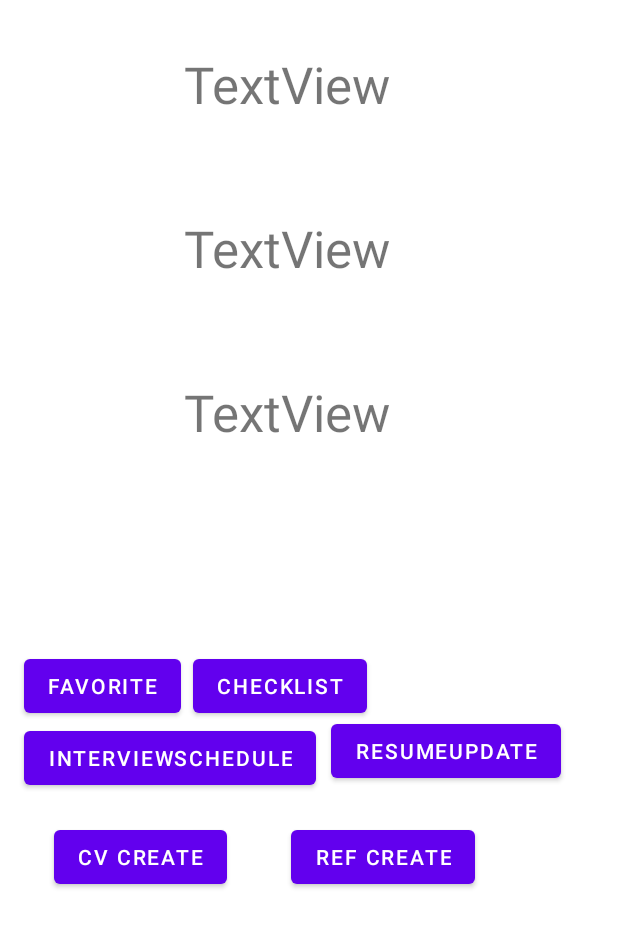
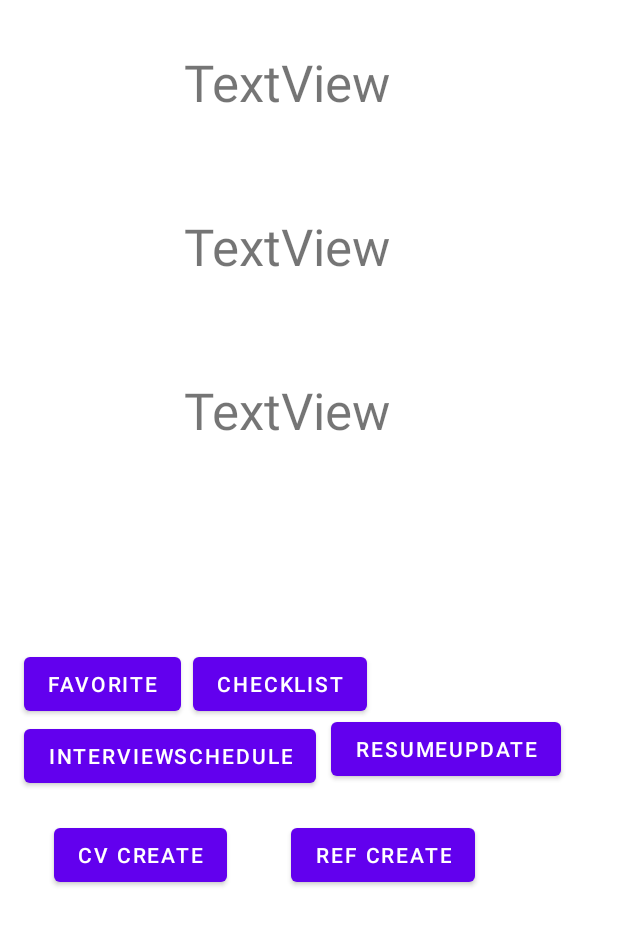
Before and after one commit to Alimalpara/AceIt, an Android app: the layout activity_main.xml on its own in the app's theme, with its tools: preview values and no code run, on a phone screen of 412 x 824 dp. Shown: the top 927 px of the screen. Run offline under Robolectric (Android 15) with nearby library versions, the phone set to English and light mode, and no system bars.

Commit message:
new Commit

```diff
--- a/app/src/main/java/com/android/aceit/Activities/MainActivity.java
+++ b/app/src/main/java/com/android/aceit/Activities/MainActivity.java
@@ -11,11 +11,13 @@ import android.util.Log;
 import android.view.View;
 import android.widget.Button;
 import android.widget.EditText;
+import android.widget.TextView;
 import android.widget.Toast;
 
 import com.android.aceit.Models.ChildData;
 import com.android.aceit.Adapters.MainviewAdapter;
 import com.android.aceit.R;
+import com.google.android.material.appbar.AppBarLayout;
 import com.google.firebase.database.DatabaseReference;
 
 import org.json.JSONException;
--- a/app/src/main/res/layout/activity_main.xml
+++ b/app/src/main/res/layout/activity_main.xml
@@ -5,6 +5,8 @@
     android:layout_width="match_parent"
     android:layout_height="match_parent"
     xmlns:android="http://schemas.android.com/apk/res/android">
+
+
 
     <androidx.constraintlayout.widget.ConstraintLayout
         android:layout_width="match_parent"
@@ -14,12 +16,12 @@
         android:focusableInTouchMode="true"
         tools:context=".Activities.MainActivity">
 
+
         <androidx.recyclerview.widget.RecyclerView
             android:id="@+id/rvmain"
             android:layout_width="0dp"
             android:layout_height="400dp"
             android:layout_marginStart="1dp"
-            android:layout_marginTop="1dp"
             app:layout_constraintEnd_toEndOf="parent"
             app:layout_constraintStart_toStartOf="parent"
             app:layout_constraintTop_toTopOf="parent"
--- a/app/src/main/res/values/colors.xml
+++ b/app/src/main/res/values/colors.xml
@@ -7,4 +7,5 @@
     <color name="teal_700">#FF018786</color>
     <color name="black">#FF000000</color>
     <color name="white">#FFFFFFFF</color>
+
 </resources>
```
